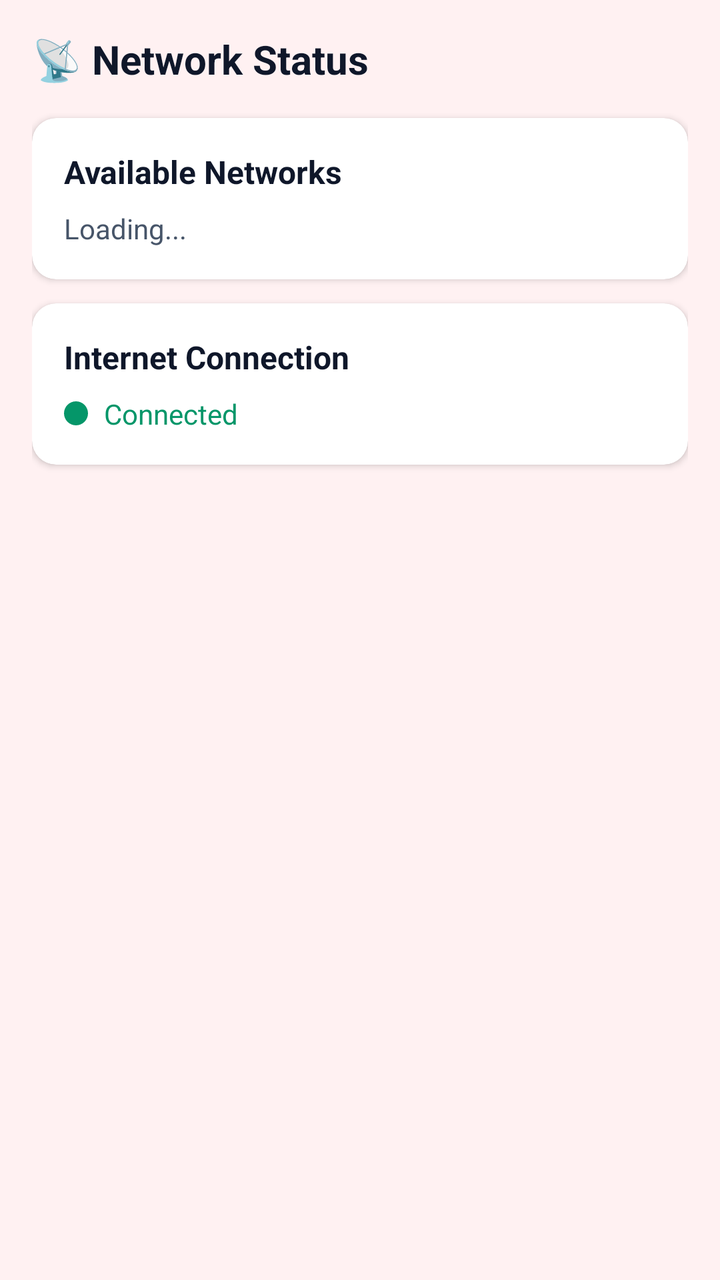
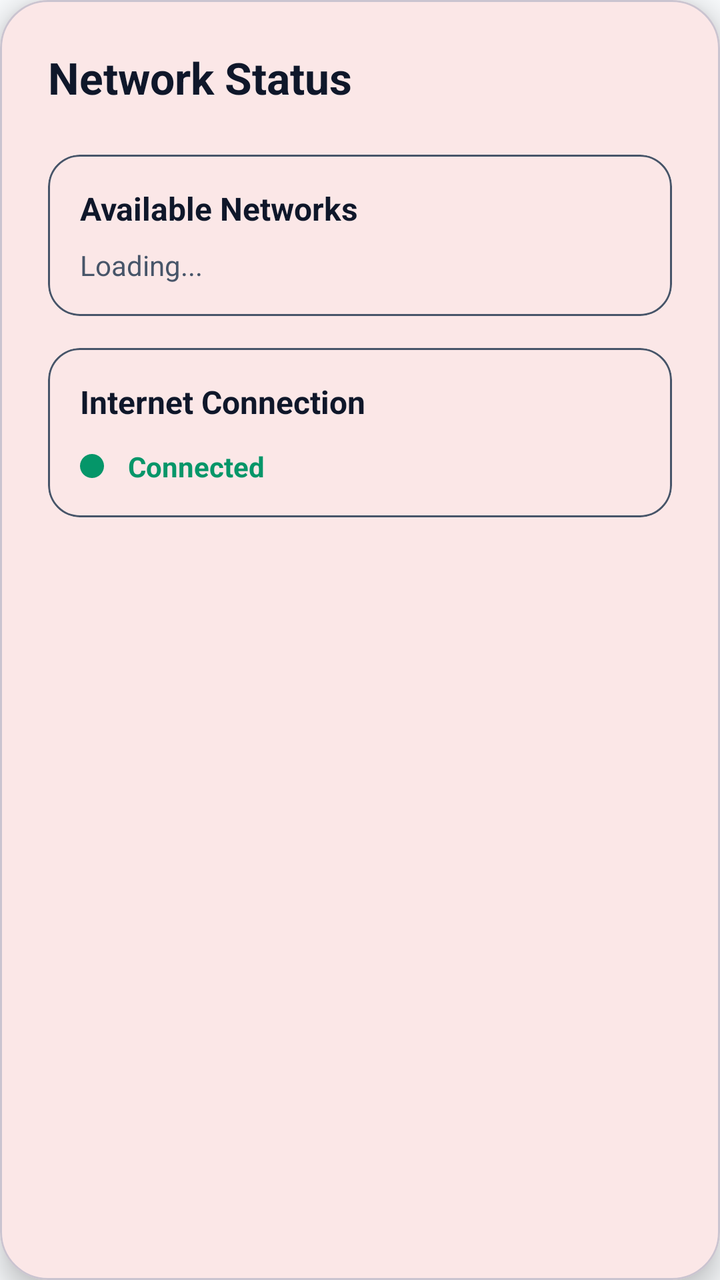

The first picture is an Android layout as it rendered before a commit; the second is the same layout after the commit. The layout source and the unified diff follow.
<!-- AndroidManifest.xml: application theme Theme.DisasterComm -->
<!-- res/layout/dialog_network_status.xml -->
<?xml version="1.0" encoding="utf-8"?>
<ScrollView xmlns:android="http://schemas.android.com/apk/res/android"
    xmlns:app="http://schemas.android.com/apk/res-auto"
    android:layout_width="match_parent"
    android:layout_height="wrap_content"
    android:background="@color/background_light">

    <LinearLayout
        android:layout_width="match_parent"
        android:layout_height="wrap_content"
        android:orientation="vertical"
        android:padding="16dp">

        
        <TextView
            android:layout_width="wrap_content"
            android:layout_height="wrap_content"
            android:text="📡 Network Status"
            android:textSize="20sp"
            android:textStyle="bold"
            android:textColor="@color/text_primary"
            android:layout_marginBottom="16dp"/>

        
        <com.google.android.material.card.MaterialCardView
            android:layout_width="match_parent"
            android:layout_height="wrap_content"
            android:layout_marginBottom="12dp"
            app:cardCornerRadius="12dp"
            app:cardElevation="2dp">

            <LinearLayout
                android:layout_width="match_parent"
                android:layout_height="wrap_content"
                android:orientation="vertical"
                android:padding="16dp">

                <TextView
                    android:layout_width="wrap_content"
                    android:layout_height="wrap_content"
                    android:text="Available Networks"
                    android:textStyle="bold"
                    android:textSize="16sp"
                    android:textColor="@color/text_primary"/>

                <TextView
                    android:id="@+id/tvAvailableNetworks"
                    android:layout_width="wrap_content"
                    android:layout_height="wrap_content"
                    android:layout_marginTop="8dp"
                    android:text="Loading..."
                    android:textSize="14sp"
                    android:textColor="@color/text_secondary"/>
            </LinearLayout>
        </com.google.android.material.card.MaterialCardView>

        
        <com.google.android.material.card.MaterialCardView
            android:layout_width="match_parent"
            android:layout_height="wrap_content"
            android:layout_marginBottom="12dp"
            app:cardCornerRadius="12dp"
            app:cardElevation="2dp">

            <LinearLayout
                android:layout_width="match_parent"
                android:layout_height="wrap_content"
                android:orientation="vertical"
                android:padding="16dp">

                <TextView
                    android:layout_width="wrap_content"
                    android:layout_height="wrap_content"
                    android:text="Internet Connection"
                    android:textStyle="bold"
                    android:textSize="16sp"
                    android:textColor="@color/text_primary"/>

                <LinearLayout
                    android:layout_width="match_parent"
                    android:layout_height="wrap_content"
                    android:orientation="horizontal"
                    android:layout_marginTop="8dp"
                    android:gravity="center_vertical">

                    <View
                        android:id="@+id/viewInternetStatus"
                        android:layout_width="12dp"
                        android:layout_height="12dp"
                        android:background="@drawable/circle_background"
                        android:backgroundTint="@color/connected_green"/>

                    <TextView
                        android:id="@+id/tvInternetStatus"
                        android:layout_width="wrap_content"
                        android:layout_height="wrap_content"
                        android:layout_marginStart="8dp"
                        android:text="Connected"
                        android:textSize="14sp"
                        android:textColor="@color/connected_green"/>
                </LinearLayout>
            </LinearLayout>
        </com.google.android.material.card.MaterialCardView>

    </LinearLayout>
</ScrollView>
<!-- resources referenced by this layout -->
<resources>
  <color name="background_light">@color/background</color>
  <color name="connected_green">@color/success</color>
  <color name="text_primary">#0F172A</color>
  <color name="text_secondary">#475569</color>
  <!-- drawable circle_background (drawable) -->
  <?xml version="1.0" encoding="utf-8"?>
  <shape xmlns:android="http://schemas.android.com/apk/res/android"
      android:shape="oval">
      <solid android:color="#EEEEEE"/>
  </shape>
  <style name="Theme.DisasterComm" parent="Theme.MaterialComponents.Light.NoActionBar">
          
          <item name="colorPrimary">@color/primary</item>
          <item name="colorPrimaryVariant">@color/primary_variant</item>
          <item name="colorOnPrimary">@color/text_on_primary</item>
          
          
          <item name="colorSecondary">@color/secondary</item>
          <item name="colorSecondaryVariant">@color/secondary_variant</item>
          <item name="colorOnSecondary">@color/white</item>
          
          
          <item name="android:windowBackground">@color/background</item>
          <item name="colorSurface">@color/surface</item>
          <item name="colorOnSurface">@color/text_primary</item>
          
          
          <item name="android:statusBarColor">@color/primary_variant</item>
          <item name="android:windowLightStatusBar">false</item>
      </style>
  <color name="background">#FFF1F2</color>
  <color name="success">#059669</color>
  <color name="primary">#DC2626</color>
  <color name="primary_variant">#B91C1C</color>
  <color name="text_on_primary">#FFFFFF</color>
  <color name="secondary">#EF4444</color>
  <color name="secondary_variant">#991B1B</color>
  <color name="white">#FFFFFF</color>
  <color name="surface">#FFFFFF</color>
</resources>

<!-- the commit's change to res/layout/dialog_network_status.xml (unified diff, before → after) -->
@@ -1,106 +1,118 @@
 <?xml version="1.0" encoding="utf-8"?>
-<ScrollView xmlns:android="http://schemas.android.com/apk/res/android"
+<com.google.android.material.card.MaterialCardView
+    xmlns:android="http://schemas.android.com/apk/res/android"
     xmlns:app="http://schemas.android.com/apk/res-auto"
     android:layout_width="match_parent"
     android:layout_height="wrap_content"
-    android:background="@color/background_light">
+    app:cardCornerRadius="24dp"
+    app:cardElevation="8dp"
+    app:cardBackgroundColor="@color/surface">
 
-    <LinearLayout
+    <ScrollView
         android:layout_width="match_parent"
-        android:layout_height="wrap_content"
-        android:orientation="vertical"
-        android:padding="16dp">
+        android:layout_height="wrap_content">
 
-        
-        <TextView
-            android:layout_width="wrap_content"
-            android:layout_height="wrap_content"
-            android:text="📡 Network Status"
-            android:textSize="20sp"
-            android:textStyle="bold"
-            android:textColor="@color/text_primary"
-            android:layout_marginBottom="16dp"/>
-
-        
-        <com.google.android.material.card.MaterialCardView
+        <LinearLayout
             android:layout_width="match_parent"
             android:layout_height="wrap_content"
-            android:layout_marginBottom="12dp"
-            app:cardCornerRadius="12dp"
-            app:cardElevation="2dp">
+            android:orientation="vertical"
+            android:padding="24dp">
 
-            <LinearLayout
+            
+            <TextView
+                android:layout_width="wrap_content"
+                android:layout_height="wrap_content"
+                android:text="Network Status"
+                android:textSize="22sp"
+                android:textStyle="bold"
+                android:textColor="@color/text_primary"
+                android:layout_marginBottom="24dp"/>
+
+            
+            <com.google.android.material.card.MaterialCardView
                 android:layout_width="match_parent"
                 android:layout_height="wrap_content"
-                android:orientation="vertical"
-                android:padding="16dp">
-
-                <TextView
-                    android:layout_width="wrap_content"
-                    android:layout_height="wrap_content"
-                    android:text="Available Networks"
-                    android:textStyle="bold"
-                    android:textSize="16sp"
-                    android:textColor="@color/text_primary"/>
-
-                <TextView
-                    android:id="@+id/tvAvailableNetworks"
-                    android:layout_width="wrap_content"
-                    android:layout_height="wrap_content"
-                    android:layout_marginTop="8dp"
-                    android:text="Loading..."
-                    android:textSize="14sp"
-                    android:textColor="@color/text_secondary"/>
-            </LinearLayout>
-        </com.google.android.material.card.MaterialCardView>
-
-        
-        <com.google.android.material.card.MaterialCardView
-            android:layout_width="match_parent"
-            android:layout_height="wrap_content"
-            android:layout_marginBottom="12dp"
-            app:cardCornerRadius="12dp"
-            app:cardElevation="2dp">
-
-            <LinearLayout
-                android:layout_width="match_parent"
-                android:layout_height="wrap_content"
-                android:orientation="vertical"
-                android:padding="16dp">
-
-                <TextView
-                    android:layout_width="wrap_content"
-                    android:layout_height="wrap_content"
-                    android:text="Internet Connection"
-                    android:textStyle="bold"
-                    android:textSize="16sp"
-                    android:textColor="@color/text_primary"/>
+                android:layout_marginBottom="16dp"
+                app:cardCornerRadius="16dp"
+                app:cardElevation="0dp"
+                app:strokeWidth="1dp"
+                app:strokeColor="@color/text_secondary">
 
                 <LinearLayout
                     android:layout_width="match_parent"
                     android:layout_height="wrap_content"
-                    android:orientation="horizontal"
-                    android:layout_marginTop="8dp"
-                    android:gravity="center_vertical">
-
-                    <View
-                        android:id="@+id/viewInternetStatus"
-                        android:layout_width="12dp"
-                        android:layout_height="12dp"
-                        android:background="@drawable/circle_background"
-                        android:backgroundTint="@color/connected_green"/>
+                    android:orientation="vertical"
+                    android:padding="16dp">
 
                     <TextView
-                        android:id="@+id/tvInternetStatus"
                         android:layout_width="wrap_content"
                         android:layout_height="wrap_content"
-                        android:layout_marginStart="8dp"
-                        android:text="Connected"
+                        android:text="Available Networks"
+                        android:textStyle="bold"
+                        android:textSize="16sp"
+                        android:textColor="@color/text_primary"/>
+
+                    <TextView
+                        android:id="@+id/tvAvailableNetworks"
+                        android:layout_width="wrap_content"
+                        android:layout_height="wrap_content"
+                        android:layout_marginTop="8dp"
+                        android:text="Loading..."
                         android:textSize="14sp"
-                        android:textColor="@color/connected_green"/>
+                        android:textColor="@color/text_secondary"/>
                 </LinearLayout>
-            </LinearLayout>
-        </com.google.android.material.card.MaterialCardView>
+            </com.google.android.material.card.MaterialCardView>
 
-    </LinearLayout>
-</ScrollView>
+            
+            <com.google.android.material.card.MaterialCardView
+                android:layout_width="match_parent"
+                android:layout_height="wrap_content"
+                app:cardCornerRadius="16dp"
+                app:cardElevation="0dp"
+                app:strokeWidth="1dp"
+                app:strokeColor="@color/text_secondary">
+
+                <LinearLayout
+                    android:layout_width="match_parent"
+                    android:layout_height="wrap_content"
+                    android:orientation="vertical"
+                    android:padding="16dp">
+
+                    <TextView
+                        android:layout_width="wrap_content"
+                        android:layout_height="wrap_content"
+                        android:text="Internet Connection"
+                        android:textStyle="bold"
+                        android:textSize="16sp"
+                        android:textColor="@color/text_primary"/>
+
+                    <LinearLayout
+                        android:layout_width="match_parent"
+                        android:layout_height="wrap_content"
+                        android:orientation="horizontal"
+                        android:layout_marginTop="12dp"
+                        android:gravity="center_vertical">
+
+                        <View
+                            android:id="@+id/viewInternetStatus"
+                            android:layout_width="12dp"
+                            android:layout_height="12dp"
+                            android:background="@drawable/circle_background"
+                            android:backgroundTint="@color/connected_green"/>
+
+                        <TextView
+                            android:id="@+id/tvInternetStatus"
+                            android:layout_width="wrap_content"
+                            android:layout_height="wrap_content"
+                            android:layout_marginStart="12dp"
+                            android:text="Connected"
+                            android:textStyle="bold"
+                            android:textSize="14sp"
+                            android:textColor="@color/connected_green"/>
+                    </LinearLayout>
+                </LinearLayout>
+            </com.google.android.material.card.MaterialCardView>
+
+        </LinearLayout>
+    </ScrollView>
+</com.google.android.material.card.MaterialCardView>
<!-- resource entries referenced after the edit -->
@@ -1,6 +1,5 @@
 <!-- resources referenced by this layout -->
 <resources>
-  <color name="background_light">@color/background</color>
   <color name="connected_green">@color/success</color>
   <color name="text_primary">#0F172A</color>
   <color name="text_secondary">#475569</color>
@@ -10,7 +9,7 @@
       android:shape="oval">
       <solid android:color="#EEEEEE"/>
   </shape>
-  <style name="Theme.DisasterComm" parent="Theme.MaterialComponents.Light.NoActionBar">
+  <style name="Theme.DisasterComm" parent="Theme.Material3.DayNight.NoActionBar">
           
           <item name="colorPrimary">@color/primary</item>
           <item name="colorPrimaryVariant">@color/primary_variant</item>
@@ -30,13 +29,13 @@
           <item name="android:statusBarColor">@color/primary_variant</item>
           <item name="android:windowLightStatusBar">false</item>
       </style>
-  <color name="background">#FFF1F2</color>
+  <color name="background">#F8FAFC</color>
   <color name="success">#059669</color>
-  <color name="primary">#DC2626</color>
-  <color name="primary_variant">#B91C1C</color>
+  <color name="primary">#E53935</color>
+  <color name="primary_variant">#C62828</color>
   <color name="text_on_primary">#FFFFFF</color>
-  <color name="secondary">#EF4444</color>
-  <color name="secondary_variant">#991B1B</color>
+  <color name="secondary">#FF6B6B</color>
+  <color name="secondary_variant">#D32F2F</color>
   <color name="white">#FFFFFF</color>
   <color name="surface">#FFFFFF</color>
 </resources>
